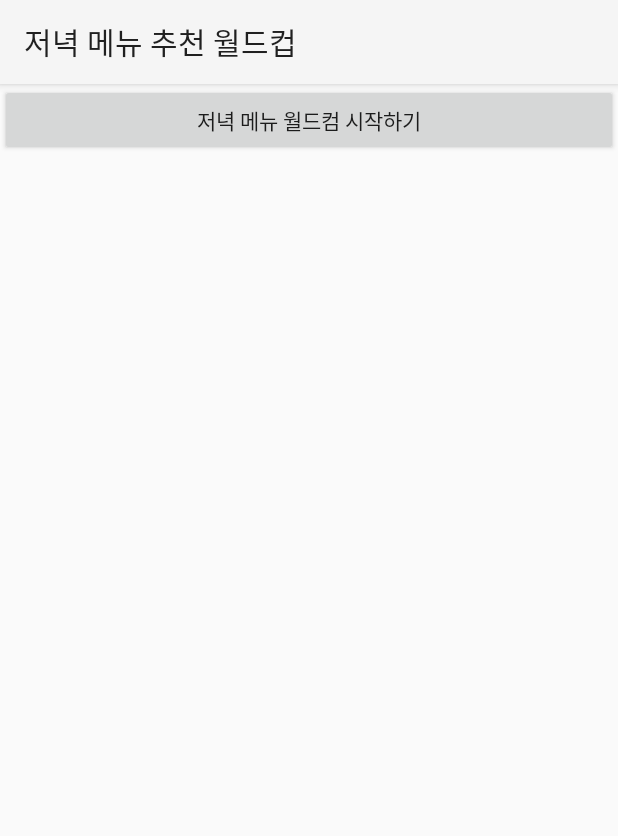
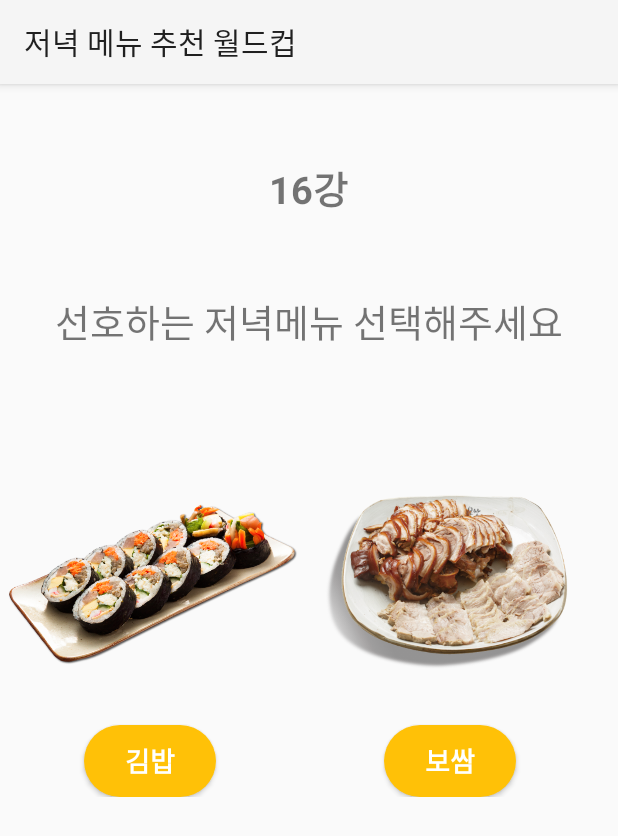
Before and after one commit to SangWoon123/android, an Android app: the WorldCup16 screen opened directly, with no data from a screen before it, on a phone screen of 412 x 824 dp. Shown: the top 836 px of the screen. Run offline under Robolectric (Android 15) with nearby library versions, the phone set to English and light mode, and no system bars.

Commit message:
fix: 월드컵 메뉴추천 수정

```diff
--- a/app/src/main/java/com/example/myapplication/MainActivity.kt
+++ b/app/src/main/java/com/example/myapplication/MainActivity.kt
@@ -2,15 +2,16 @@ package com.example.myapplication
 
 import android.content.Intent
 import android.graphics.BitmapFactory
-import androidx.appcompat.app.AppCompatActivity
 import android.os.Bundle
 import android.view.MenuItem
-import android.widget.Toolbar
 import androidx.appcompat.app.ActionBarDrawerToggle
+import androidx.appcompat.app.AppCompatActivity
 import com.example.myapplication.DataBase.LocalDatabase
 import com.example.myapplication.Memo.MemoListActivity
 import com.example.myapplication.Personal.PersonalActivity
 import com.example.myapplication.databinding.ActivityMainBinding
+import com.example.myapplication.databinding.ActivityWorldCupReadyBinding
+import com.example.myapplication.worldcup.WorldCupReady
 import kotlinx.coroutines.CoroutineScope
 import kotlinx.coroutines.Dispatchers
 import kotlinx.coroutines.launch
@@ -49,6 +50,7 @@ class MainActivity : AppCompatActivity() {
         }
         binding.worldcup.setOnClickListener {
             //월드컵 이동
+            startActivity(Intent(this,WorldCupReady::class.java))
         }
 
         binding.menuWheel.setOnClickListener {
--- a/app/src/main/java/com/example/myapplication/worldcup/WorldCup16.kt
+++ b/app/src/main/java/com/example/myapplication/worldcup/WorldCup16.kt
@@ -3,20 +3,19 @@ package com.example.myapplication.worldcup
 import android.content.Intent
 import android.os.Bundle
 import android.util.Log
-import android.view.View
 import androidx.appcompat.app.AppCompatActivity
 import com.example.myapplication.R
-import com.example.myapplication.databinding.ActivityWorldCupBinding
+import com.example.myapplication.databinding.ActivityWorldCup16Binding
 
 
 class WorldCup16 : AppCompatActivity() {
     private lateinit var menuManager: MenuManager
-    lateinit var binding: ActivityWorldCupBinding
+    lateinit var binding: ActivityWorldCup16Binding
     val selectedMenus = ArrayList<Menu>()
 
     override fun onCreate(savedInstanceState: Bundle?) {
         super.onCreate(savedInstanceState)
-        binding = ActivityWorldCupBinding.inflate(layoutInflater)
+        binding = ActivityWorldCup16Binding.inflate(layoutInflater)
         setContentView(binding.root)
         title = "저녁 메뉴 추천 월드컵"
 
@@ -25,13 +24,8 @@ class WorldCup16 : AppCompatActivity() {
     }
 
     private fun setupUI() {
-        binding.startButton.setOnClickListener {
-            binding.menuSelect.visibility = View.VISIBLE
-            binding.explain.visibility = View.VISIBLE
-            binding.startButton.visibility = View.INVISIBLE
-            menuManager.resetCurrentMenus()
-            showTwoMenus()
-        }
+        menuManager.resetCurrentMenus()
+        showTwoMenus()
     }
 
     private fun showTwoMenus() {
--- a/app/src/main/java/com/example/myapplication/worldcup/WorldCupResult.kt
+++ b/app/src/main/java/com/example/myapplication/worldcup/WorldCupResult.kt
@@ -1,12 +1,8 @@
 package com.example.myapplication.worldcup
 
 import android.content.Intent
-import android.net.Uri
+import android.os.Bundle
 import androidx.appcompat.app.AppCompatActivity
-import android.os.Bundle
-import androidx.appcompat.app.AlertDialog
-import com.example.myapplication.databinding.ActivityWorldCup4Binding
-import com.example.myapplication.databinding.ActivityWorldCupBinding
 import com.example.myapplication.databinding.ActivityWorldCupResultBinding
 
 class WorldCupResult : AppCompatActivity() {
--- a/app/src/main/res/layout/activity_world_cup.xml
+++ b/app/src/main/res/layout/activity_world_cup16.xml
@@ -1,32 +1,29 @@
 <LinearLayout xmlns:android="http://schemas.android.com/apk/res/android"
-    xmlns:app="http://schemas.android.com/apk/res-auto"
-    xmlns:tools="http://schemas.android.com/tools"
     android:layout_width="match_parent"
     android:layout_height="match_parent"
-    android:orientation="vertical"
-    tools:context=".MainActivity">
+    android:orientation="vertical">
 
-    <Button
-        android:id="@+id/startButton"
-        android:layout_width="match_parent"
+
+    <TextView
+        android:layout_width="wrap_content"
         android:layout_height="wrap_content"
-        android:layout_gravity="top"
-        android:text="저녁 메뉴 월드컴 시작하기" />
-
+        android:layout_gravity="center"
+        android:text="16강"
+        android:textSize="25dp"
+        android:layout_marginTop="50dp"
+        android:textStyle="bold" />
 
     <TextView
         android:id="@+id/explain"
         android:layout_width="wrap_content"
         android:layout_height="wrap_content"
         android:layout_gravity="center"
-        android:layout_marginTop="100dp"
+        android:layout_marginTop="50dp"
         android:text="선호하는 저녁메뉴 선택해주세요"
-        android:textSize="25dp"
-        android:visibility="invisible" />
+        android:textSize="25dp" />
 
     <LinearLayout
         android:id="@+id/menuSelect"
-        android:visibility="invisible"
         android:layout_width="wrap_content"
         android:layout_height="wrap_content"
         android:layout_marginTop="50dp"
@@ -44,7 +41,6 @@
                 android:id="@+id/imageView_menu1"
                 android:layout_width="200dp"
                 android:layout_height="200dp"
-
                 android:src="@drawable/ic_launcher_background" />
 
             <Button
@@ -52,6 +48,7 @@
                 android:layout_width="wrap_content"
                 android:layout_height="wrap_content"
                 android:layout_gravity="center"
+                style="@style/WorldCupButtonStyle"
                 android:text="메뉴 1 선택" />
 
         </LinearLayout>
@@ -75,6 +72,7 @@
                 android:layout_width="wrap_content"
                 android:layout_height="wrap_content"
                 android:layout_gravity="center"
+                style="@style/WorldCupButtonStyle"
                 android:text="메뉴 2 선택" />
 
         </LinearLayout>
--- a/app/src/main/res/values/style.xml
+++ b/app/src/main/res/values/style.xml
@@ -7,4 +7,12 @@
         <item name="android:padding">10dp</item>
         <item name="android:textColor">#FFFFFF</item>
     </style>
+
+    <style name="WorldCupButtonStyle">
+        <item name="android:background">@drawable/custom_button_background</item>
+        <item name="android:padding">10dp</item>
+        <item name="android:textColor">#FFFFFF</item>
+        <item name="android:textStyle">bold</item>
+        <item name="android:textSize">18dp</item>
+    </style>
 </resources>
```
Also changed, not shown: app/src/main/AndroidManifest.xml (+7 -6 lines), app/src/main/java/com/example/myapplication/worldcup/WorldCupReady.kt (added, +25 -0 lines), app/src/main/res/layout/activity_popup.xml (+5 -7 lines), app/src/main/res/layout/activity_world_cup4.xml (+5 -7 lines), app/src/main/res/layout/activity_world_cup8.xml (+6 -7 lines), app/src/main/res/layout/activity_world_cup_ready.xml (added, +48 -0 lines), app/src/main/res/layout/activity_world_cup_result.xml (+5 -9 lines).
